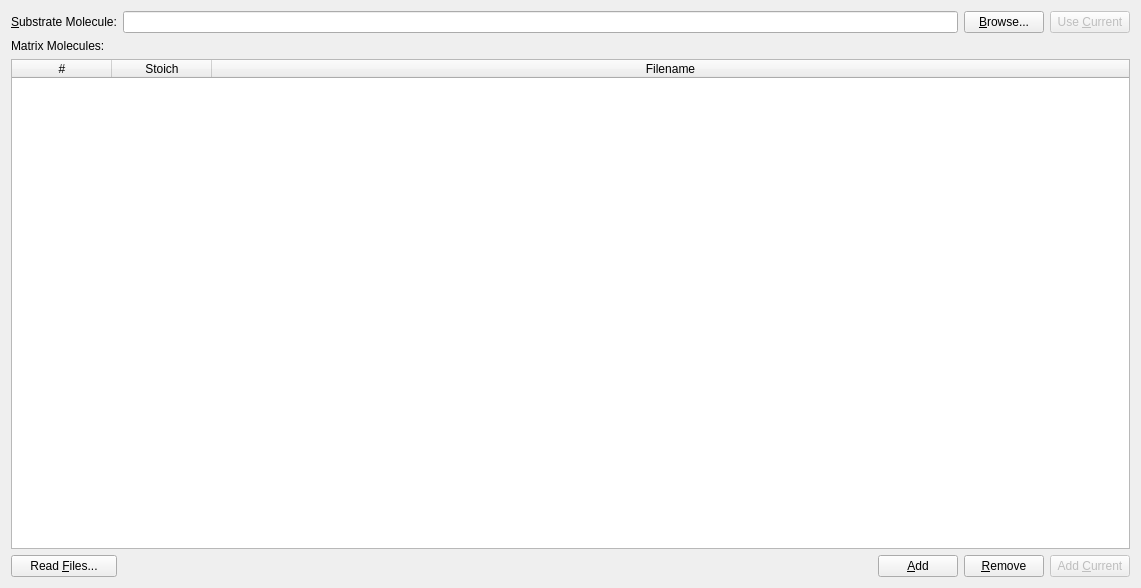
Old version of the form src/randomdock/ui/tab_init.ui in the repository xtalopt/XtalOpt.
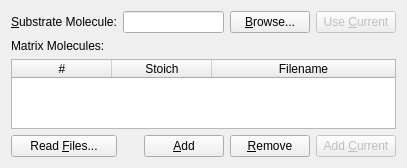
New version of the form.

Diff of the .ui file:
```diff
--- a/src/randomdock/ui/tab_init.ui
+++ b/src/randomdock/ui/tab_init.ui
@@ -6,8 +6,8 @@
    <rect>
     <x>0</x>
     <y>0</y>
-    <width>1141</width>
-    <height>588</height>
+    <width>407</width>
+    <height>157</height>
    </rect>
   </property>
   <property name="windowTitle">
```
Left out of the diff: 3 changed lines with no effect on the pictures.
